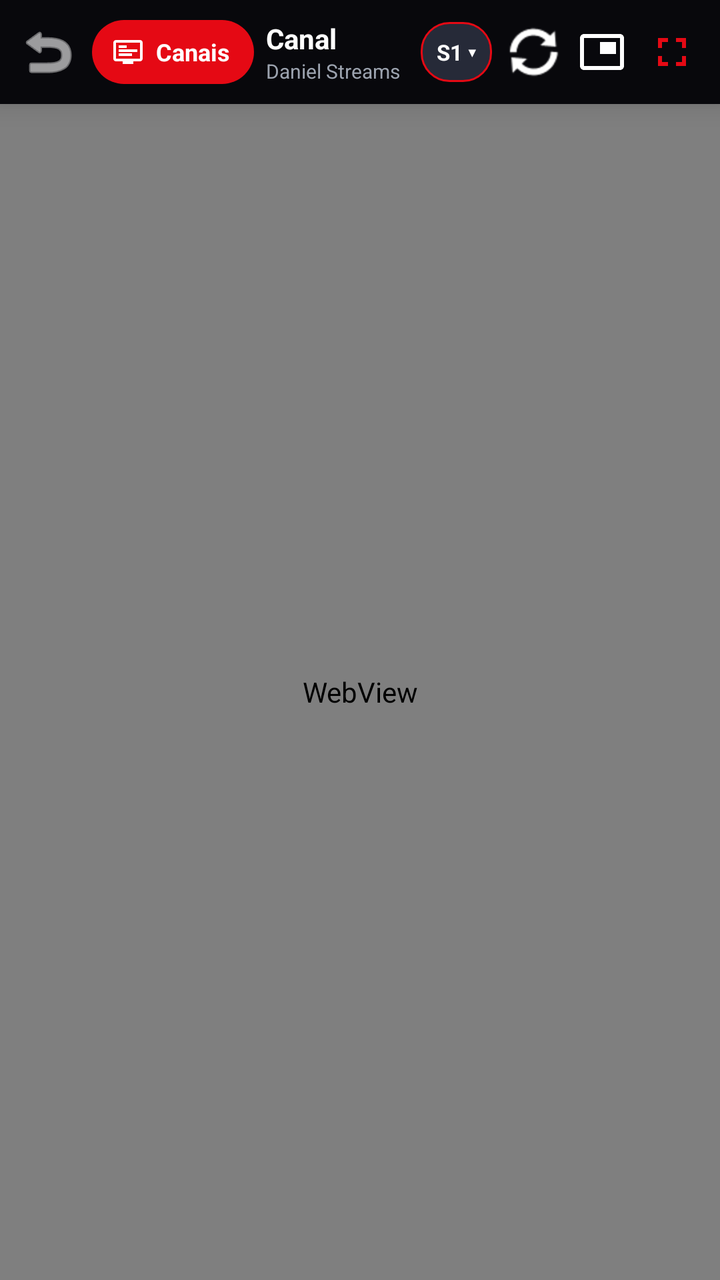
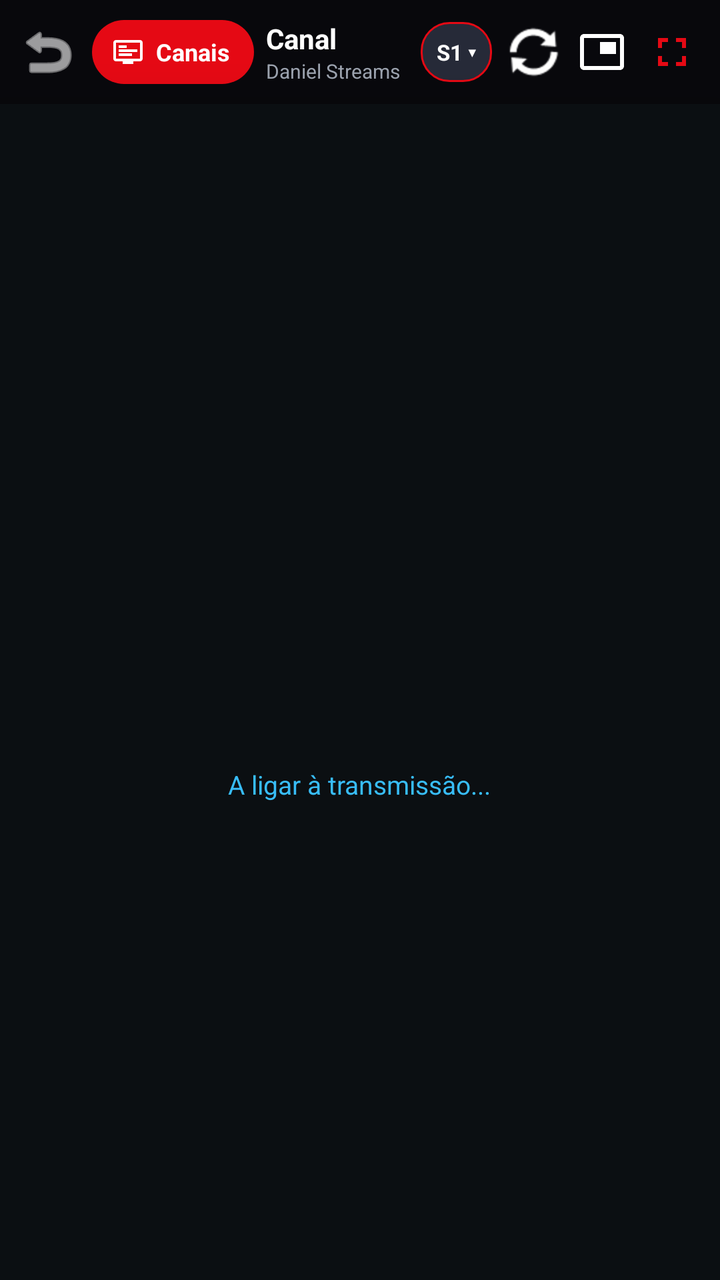

Screens rendered from an Android XML layout before and after an edit, with the pre-edit source and the edit as a unified diff.
<!-- AndroidManifest.xml: activity theme Theme.DLivePTStream.Player -->
<!-- res/layout/activity_player.xml -->
<?xml version="1.0" encoding="utf-8"?>
<androidx.drawerlayout.widget.DrawerLayout xmlns:android="http://schemas.android.com/apk/res/android"
    android:id="@+id/drawerLayout"
    android:layout_width="match_parent"
    android:layout_height="match_parent"
    android:keepScreenOn="true"
    android:background="#000000">

    
    <RelativeLayout
        android:id="@+id/playerRoot"
        android:layout_width="match_parent"
        android:layout_height="match_parent"
        android:background="#000000">

        
        <LinearLayout
            android:id="@+id/playerHeader"
            android:layout_width="match_parent"
            android:layout_height="52dp"
            android:background="#DD0A0A0E"
            android:orientation="horizontal"
            android:gravity="center_vertical"
            android:paddingStart="6dp"
            android:paddingEnd="6dp"
            android:elevation="8dp">

            <ImageButton
                android:id="@+id/btnBack"
                android:layout_width="36dp"
                android:layout_height="36dp"
                android:background="?android:attr/selectableItemBackgroundBorderless"
                android:src="@android:drawable/ic_menu_revert"
                android:tint="#FFFFFF"
                android:contentDescription="Voltar" />

            
            <LinearLayout
                android:id="@+id/btnOpenChannels"
                android:layout_width="wrap_content"
                android:layout_height="32dp"
                android:layout_marginStart="4dp"
                android:background="@drawable/bg_channels_pill"
                android:orientation="horizontal"
                android:gravity="center"
                android:paddingStart="10dp"
                android:paddingEnd="12dp"
                android:clickable="true"
                android:focusable="true">

                <ImageView
                    android:layout_width="16dp"
                    android:layout_height="16dp"
                    android:src="@drawable/ic_tv_list"
                    android:tint="#FFFFFF"
                    android:contentDescription="Canais" />

                <TextView
                    android:layout_width="wrap_content"
                    android:layout_height="wrap_content"
                    android:layout_marginStart="6dp"
                    android:text="Canais"
                    android:textColor="#FFFFFF"
                    android:textSize="12sp"
                    android:textStyle="bold" />
            </LinearLayout>

            <LinearLayout
                android:layout_width="0dp"
                android:layout_height="wrap_content"
                android:layout_weight="1"
                android:orientation="vertical"
                android:layout_marginStart="6dp"
                android:layout_marginEnd="6dp">

                <TextView
                    android:id="@+id/tvChannelTitle"
                    android:layout_width="wrap_content"
                    android:layout_height="wrap_content"
                    android:text="Canal"
                    android:textColor="#FFFFFF"
                    android:textSize="14sp"
                    android:textStyle="bold"
                    android:maxLines="1"
                    android:ellipsize="end" />

                <TextView
                    android:id="@+id/tvChannelSubtitle"
                    android:layout_width="wrap_content"
                    android:layout_height="wrap_content"
                    android:text="Daniel Streams"
                    android:textColor="#9CA3AF"
                    android:textSize="10sp"
                    android:maxLines="1" />
            </LinearLayout>

            
            <LinearLayout
                android:id="@+id/btnServerSelect"
                android:layout_width="wrap_content"
                android:layout_height="30dp"
                android:background="@drawable/bg_server_badge"
                android:gravity="center"
                android:paddingStart="8dp"
                android:paddingEnd="8dp"
                android:clickable="true"
                android:focusable="true"
                android:layout_marginEnd="4dp">

                <TextView
                    android:id="@+id/tvServerBadge"
                    android:layout_width="wrap_content"
                    android:layout_height="wrap_content"
                    android:text="S1 ▾"
                    android:textColor="#FFFFFF"
                    android:textSize="11sp"
                    android:textStyle="bold" />
            </LinearLayout>

            <ImageButton
                android:id="@+id/btnRefresh"
                android:layout_width="34dp"
                android:layout_height="34dp"
                android:background="?android:attr/selectableItemBackgroundBorderless"
                android:src="@android:drawable/ic_popup_sync"
                android:tint="#FFFFFF"
                android:contentDescription="Recarregar" />

            <ImageButton
                android:id="@+id/btnPip"
                android:layout_width="34dp"
                android:layout_height="34dp"
                android:background="?android:attr/selectableItemBackgroundBorderless"
                android:src="@drawable/ic_pip"
                android:tint="#FFFFFF"
                android:contentDescription="PiP" />

            <ImageButton
                android:id="@+id/btnFullscreen"
                android:layout_width="36dp"
                android:layout_height="36dp"
                android:background="?android:attr/selectableItemBackgroundBorderless"
                android:src="@drawable/ic_fullscreen"
                android:tint="#E50914"
                android:contentDescription="Ecrã Completo" />
        </LinearLayout>

        
        <WebView
            android:id="@+id/webView"
            android:layout_width="match_parent"
            android:layout_height="match_parent"
            android:layout_below="@id/playerHeader"
            android:background="#000000" />

        
        <LinearLayout
            android:id="@+id/landscapeOverlay"
            android:layout_width="match_parent"
            android:layout_height="48dp"
            android:layout_alignParentTop="true"
            android:background="#CC0A0A0E"
            android:gravity="center_vertical"
            android:paddingStart="12dp"
            android:paddingEnd="12dp"
            android:visibility="gone"
            android:elevation="12dp">

            <ImageButton
                android:id="@+id/btnLandscapeBack"
                android:layout_width="38dp"
                android:layout_height="38dp"
                android:background="?android:attr/selectableItemBackgroundBorderless"
                android:src="@android:drawable/ic_menu_revert"
                android:tint="#FFFFFF"
                android:contentDescription="Voltar" />

            
            <LinearLayout
                android:id="@+id/btnLandscapeChannels"
                android:layout_width="wrap_content"
                android:layout_height="32dp"
                android:layout_marginStart="6dp"
                android:background="@drawable/bg_channels_pill"
                android:orientation="horizontal"
                android:gravity="center"
                android:paddingStart="10dp"
                android:paddingEnd="12dp"
                android:clickable="true"
                android:focusable="true">

                <ImageView
                    android:layout_width="16dp"
                    android:layout_height="16dp"
                    android:src="@drawable/ic_tv_list"
                    android:tint="#FFFFFF"
                    android:contentDescription="Canais" />

                <TextView
                    android:layout_width="wrap_content"
                    android:layout_height="wrap_content"
                    android:layout_marginStart="6dp"
                    android:text="Canais"
                    android:textColor="#FFFFFF"
                    android:textSize="12sp"
                    android:textStyle="bold" />
            </LinearLayout>

            <TextView
                android:id="@+id/tvLandscapeTitle"
                android:layout_width="0dp"
                android:layout_height="wrap_content"
                android:layout_weight="1"
                android:layout_marginStart="10dp"
                android:text="Canal"
                android:textColor="#FFFFFF"
                android:textSize="15sp"
                android:textStyle="bold"
                android:maxLines="1"
                android:ellipsize="end" />

            
            <LinearLayout
                android:id="@+id/btnLandscapeServer"
                android:layout_width="wrap_content"
                android:layout_height="30dp"
                android:background="@drawable/bg_server_badge"
                android:gravity="center"
                android:paddingStart="8dp"
                android:paddingEnd="8dp"
                android:clickable="true"
                android:focusable="true"
                android:layout_marginEnd="6dp">

                <TextView
                    android:id="@+id/tvLandscapeServerBadge"
                    android:layout_width="wrap_content"
                    android:layout_height="wrap_content"
                    android:text="S1 ▾"
                    android:textColor="#FFFFFF"
                    android:textSize="11sp"
                    android:textStyle="bold" />
            </LinearLayout>

            <ImageButton
                android:id="@+id/btnLandscapePip"
                android:layout_width="38dp"
                android:layout_height="38dp"
                android:background="?android:attr/selectableItemBackgroundBorderless"
                android:src="@drawable/ic_pip"
                android:tint="#FFFFFF"
                android:contentDescription="PiP" />

            <ImageButton
                android:id="@+id/btnLandscapeExitFullscreen"
                android:layout_width="38dp"
                android:layout_height="38dp"
                android:background="?android:attr/selectableItemBackgroundBorderless"
                android:src="@drawable/ic_fullscreen_exit"
                android:tint="#FFFFFF"
                android:contentDescription="Sair de Fullscreen" />
        </LinearLayout>

        
        <LinearLayout
            android:id="@+id/osdBanner"
            android:layout_width="wrap_content"
            android:layout_height="wrap_content"
            android:layout_alignParentBottom="true"
            android:layout_centerHorizontal="true"
            android:layout_marginBottom="36dp"
            android:background="#D911131A"
            android:orientation="horizontal"
            android:gravity="center_vertical"
            android:paddingStart="16dp"
            android:paddingEnd="18dp"
            android:paddingTop="10dp"
            android:paddingBottom="10dp"
            android:visibility="gone"
            android:elevation="14dp">

            <TextView
                android:id="@+id/tvOsdId"
                android:layout_width="wrap_content"
                android:layout_height="wrap_content"
                android:text="49"
                android:textColor="#FFFFFF"
                android:textSize="14sp"
                android:textStyle="bold"
                android:background="#E50914"
                android:paddingStart="8dp"
                android:paddingEnd="8dp"
                android:paddingTop="2dp"
                android:paddingBottom="2dp" />

            <TextView
                android:id="@+id/tvOsdName"
                android:layout_width="wrap_content"
                android:layout_height="wrap_content"
                android:layout_marginStart="12dp"
                android:text="Sport TV 1 Portugal"
                android:textColor="#FFFFFF"
                android:textSize="15sp"
                android:textStyle="bold" />

            <TextView
                android:id="@+id/tvOsdTag"
                android:layout_width="wrap_content"
                android:layout_height="wrap_content"
                android:layout_marginStart="10dp"
                android:text="PT 🇵🇹"
                android:textColor="#10B981"
                android:textSize="12sp"
                android:textStyle="bold" />
        </LinearLayout>

        
        <FrameLayout
            android:id="@+id/customViewContainer"
            android:layout_width="match_parent"
            android:layout_height="match_parent"
            android:background="#000000"
            android:visibility="gone"
            android:elevation="15dp" />

        
        <ProgressBar
            android:id="@+id/progressBar"
            android:layout_width="wrap_content"
            android:layout_height="wrap_content"
            android:layout_centerInParent="true"
            android:visibility="visible"
            android:indeterminateTint="#E50914" />

        
        <LinearLayout
            android:id="@+id/gestureHud"
            android:layout_width="160dp"
            android:layout_height="wrap_content"
            android:layout_centerInParent="true"
            android:background="@drawable/bg_gesture_hud"
            android:orientation="vertical"
            android:gravity="center"
            android:paddingStart="20dp"
            android:paddingEnd="20dp"
            android:paddingTop="16dp"
            android:paddingBottom="16dp"
            android:visibility="gone"
            android:elevation="20dp">

            <ImageView
                android:id="@+id/ivGestureIcon"
                android:layout_width="38dp"
                android:layout_height="38dp"
                android:src="@drawable/ic_gesture_volume"
                android:tint="#FFFFFF"
                android:contentDescription="Indicador" />

            <TextView
                android:id="@+id/tvGestureText"
                android:layout_width="wrap_content"
                android:layout_height="wrap_content"
                android:layout_marginTop="8dp"
                android:textColor="#FFFFFF"
                android:textSize="15sp"
                android:textStyle="bold"
                android:text="Volume: 80%" />

            <ProgressBar
                android:id="@+id/pbGestureProgress"
                style="?android:attr/progressBarStyleHorizontal"
                android:layout_width="match_parent"
                android:layout_height="6dp"
                android:layout_marginTop="10dp"
                android:max="100"
                android:progress="80"
                android:progressTint="#E50914"
                android:progressBackgroundTint="#33FFFFFF" />
        </LinearLayout>

    </RelativeLayout>

    
    <LinearLayout
        android:id="@+id/channelDrawer"
        android:layout_width="320dp"
        android:layout_height="match_parent"
        android:layout_gravity="start"
        android:background="#F20D0F16"
        android:orientation="vertical"
        android:clickable="true"
        android:focusable="true"
        android:focusableInTouchMode="true"
        android:descendantFocusability="afterDescendants"
        android:elevation="16dp">

        
        <LinearLayout
            android:layout_width="match_parent"
            android:layout_height="52dp"
            android:gravity="center_vertical"
            android:paddingStart="16dp"
            android:paddingEnd="12dp"
            android:background="#20FFFFFF">

            <TextView
                android:layout_width="0dp"
                android:layout_height="wrap_content"
                android:layout_weight="1"
                android:text="📺 Guia de Canais"
                android:textColor="#FFFFFF"
                android:textSize="16sp"
                android:textStyle="bold" />

            <ImageButton
                android:id="@+id/btnDrawerSettings"
                android:layout_width="36dp"
                android:layout_height="36dp"
                android:background="?android:attr/selectableItemBackgroundBorderless"
                android:src="@drawable/ic_settings"
                android:tint="#9CA3AF"
                android:contentDescription="Definições" />

            <ImageButton
                android:id="@+id/btnCloseDrawer"
                android:layout_width="36dp"
                android:layout_height="36dp"
                android:layout_marginStart="4dp"
                android:background="?android:attr/selectableItemBackgroundBorderless"
                android:src="@android:drawable/ic_menu_close_clear_cancel"
                android:tint="#9CA3AF"
                android:contentDescription="Fechar" />
        </LinearLayout>

        
        <LinearLayout
            android:layout_width="match_parent"
            android:layout_height="wrap_content"
            android:orientation="horizontal"
            android:padding="8dp"
            android:background="#10FFFFFF">

            <Button
                android:id="@+id/btnTabPt"
                android:layout_width="0dp"
                android:layout_height="36dp"
                android:layout_weight="1"
                android:text="🇵🇹 PT"
                android:textSize="11sp"
                android:textColor="#FFFFFF"
                android:backgroundTint="#E50914"
                android:insetTop="0dp"
                android:insetBottom="0dp"
                android:padding="0dp" />

            <Button
                android:id="@+id/btnTabTimst"
                android:layout_width="0dp"
                android:layout_height="36dp"
                android:layout_weight="1"
                android:layout_marginStart="4dp"
                android:text="⚡ Timst"
                android:textSize="11sp"
                android:textColor="#9CA3AF"
                android:backgroundTint="#202330"
                android:insetTop="0dp"
                android:insetBottom="0dp"
                android:padding="0dp" />

            <Button
                android:id="@+id/btnTabFav"
                android:layout_width="0dp"
                android:layout_height="36dp"
                android:layout_weight="1"
                android:layout_marginStart="4dp"
                android:text="⭐ Fav"
                android:textSize="11sp"
                android:textColor="#9CA3AF"
                android:backgroundTint="#202330"
                android:insetTop="0dp"
                android:insetBottom="0dp"
                android:padding="0dp" />

            <Button
                android:id="@+id/btnTabAll"
                android:layout_width="0dp"
                android:layout_height="36dp"
                android:layout_weight="1"
                android:layout_marginStart="4dp"
                android:text="🌐 Todos"
                android:textSize="11sp"
                android:textColor="#9CA3AF"
                android:backgroundTint="#202330"
                android:insetTop="0dp"
                android:insetBottom="0dp"
                android:padding="0dp" />
        </LinearLayout>

        
        <EditText
            android:id="@+id/etDrawerSearch"
            android:layout_width="match_parent"
            android:layout_height="40dp"
            android:layout_margin="8dp"
            android:background="#202432"
            android:hint="Pesquisar canal..."
            android:textColorHint="#9CA3AF"
            android:textColor="#FFFFFF"
            android:textSize="13sp"
            android:paddingStart="12dp"
            android:paddingEnd="12dp"
            android:singleLine="true"
            android:imeOptions="actionDone|flagNoExtractUi"
            android:inputType="text|textNoSuggestions" />

        
        <androidx.recyclerview.widget.RecyclerView
            android:id="@+id/rvDrawerChannels"
            android:layout_width="match_parent"
            android:layout_height="0dp"
            android:layout_weight="1"
            android:scrollbars="vertical" />

        
        <TextView
            android:id="@+id/tvDrawerEmpty"
            android:layout_width="match_parent"
            android:layout_height="wrap_content"
            android:gravity="center"
            android:padding="24dp"
            android:text="Nenhum canal encontrado"
            android:textColor="#9CA3AF"
            android:textSize="13sp"
            android:visibility="gone" />

    </LinearLayout>

</androidx.drawerlayout.widget.DrawerLayout>
<!-- resources referenced by this layout -->
<resources>
  <!-- drawable bg_channels_pill (drawable) -->
  <?xml version="1.0" encoding="utf-8"?>
  <ripple xmlns:android="http://schemas.android.com/apk/res/android"
      android:color="#40FFFFFF">
      <item>
          <shape android:shape="rectangle">
              <solid android:color="#E50914" />
              <corners android:radius="16dp" />
          </shape>
      </item>
  </ripple>
  <!-- drawable bg_gesture_hud (drawable) -->
  <?xml version="1.0" encoding="utf-8"?>
  <shape xmlns:android="http://schemas.android.com/apk/res/android"
      android:shape="rectangle">
      <solid android:color="#E60E111A" />
      <corners android:radius="16dp" />
      <stroke android:width="1dp" android:color="#33FFFFFF" />
  </shape>
  <!-- drawable bg_server_badge (drawable) -->
  <?xml version="1.0" encoding="utf-8"?>
  <shape xmlns:android="http://schemas.android.com/apk/res/android"
      android:shape="rectangle">
      <solid android:color="#262A38" />
      <corners android:radius="14dp" />
      <stroke
          android:width="1dp"
          android:color="#E50914" />
  </shape>
  <!-- drawable ic_fullscreen (drawable) -->
  <vector xmlns:android="http://schemas.android.com/apk/res/android"
      android:width="24dp"
      android:height="24dp"
      android:viewportWidth="24"
      android:viewportHeight="24">
      <path
          android:fillColor="#FFFFFFFF"
          android:pathData="M7,14H5v5h5v-2H7V14z M5,10h2V7h3V5H5V10z M17,17h-3v2h5v-5h-2V17z M14,5v2h3v3h2V5H14z"/>
  </vector>
  <!-- drawable ic_fullscreen_exit (drawable) -->
  <vector xmlns:android="http://schemas.android.com/apk/res/android"
      android:width="24dp"
      android:height="24dp"
      android:viewportWidth="24"
      android:viewportHeight="24">
      <path
          android:fillColor="#FFFFFFFF"
          android:pathData="M5,16h3v3h2v-5H5V16z M8,8H5v2h5V5H8V8z M14,19h2v-3h3v-2h-5V19z M16,8V5h-2v5h5V8H16z"/>
  </vector>
  <!-- drawable ic_gesture_volume (drawable) -->
  <vector xmlns:android="http://schemas.android.com/apk/res/android"
      android:width="36dp"
      android:height="36dp"
      android:viewportWidth="24"
      android:viewportHeight="24">
    <path
        android:fillColor="#FFFFFFFF"
        android:pathData="M3,9v6h4l5,5V4L7,9H3zm13.5,3c0,-1.77 -1.02,-3.29 -2.5,-4.03v8.05c1.48,-0.73 2.5,-2.25 2.5,-4.02zM14,3.23v2.06c2.89,0.86 5,3.54 5,6.71s-2.11,5.85 -5,6.71v2.06c4.01,-0.91 7,-4.49 7,-8.77s-2.99,-7.86 -7,-8.77z"/>
  </vector>
  <!-- drawable ic_pip (drawable) -->
  <vector xmlns:android="http://schemas.android.com/apk/res/android"
      android:width="24dp"
      android:height="24dp"
      android:viewportWidth="24"
      android:viewportHeight="24">
      <path
          android:fillColor="#FFFFFFFF"
          android:pathData="M19,7h-8v6h8V7z M21,3H3C1.9,3 1,3.9 1,5v14c0,1.1 0.9,2 2,2h18c1.1,0 2,-0.9 2,-2V5C23,3.9 22.1,3 21,3z M21,19H3V5h18V19z" />
  </vector>
  <!-- drawable ic_tv_list (drawable) -->
  <vector xmlns:android="http://schemas.android.com/apk/res/android"
      android:width="24dp"
      android:height="24dp"
      android:viewportWidth="24"
      android:viewportHeight="24">
      <path
          android:fillColor="#FFFFFFFF"
          android:pathData="M21,3H3C1.9,3 1,3.9 1,5v12c0,1.1 0.9,2 2,2h5v2h8v-2h5c1.1,0 1.99,-0.9 1.99,-2L23,5C23,3.9 22.1,3 21,3z M21,17H3V5h18V17z M5,7h6v2H5V7z M5,10h14v2H5V10z M5,13h10v2H5V13z"/>
  </vector>
  <style name="Theme.DLivePTStream.Player" parent="android:Theme.Material.NoActionBar">
          <item name="android:statusBarColor">#000000</item>
          <item name="android:navigationBarColor">#000000</item>
          <item name="android:windowBackground">#000000</item>
      </style>
  <!-- unchanged entries left out for length: 1 -->
</resources>

<!-- the commit's change to res/layout/activity_player.xml (unified diff, before → after) -->
@@ -324,13 +324,57 @@
             android:elevation="15dp" />
 
         
-        <ProgressBar
-            android:id="@+id/progressBar"
-            android:layout_width="wrap_content"
-            android:layout_height="wrap_content"
-            android:layout_centerInParent="true"
-            android:visibility="visible"
-            android:indeterminateTint="#E50914" />
+        <FrameLayout
+            android:id="@+id/connectingOverlay"
+            android:layout_width="match_parent"
+            android:layout_height="match_parent"
+            android:layout_below="@id/playerHeader"
+            android:background="#0B0F12"
+            android:elevation="14dp"
+            android:clickable="true"
+            android:focusable="false"
+            android:visibility="visible">
+
+            <LinearLayout
+                android:layout_width="wrap_content"
+                android:layout_height="wrap_content"
+                android:layout_gravity="center"
+                android:orientation="vertical"
+                android:gravity="center">
+
+                <ImageView
+                    android:id="@+id/ivConnectingLogo"
+                    android:layout_width="140dp"
+                    android:layout_height="90dp"
+                    android:scaleType="fitCenter"
+                    android:contentDescription="Logo" />
+
+                <TextView
+                    android:id="@+id/tvConnectingChannel"
+                    android:layout_width="wrap_content"
+                    android:layout_height="wrap_content"
+                    android:layout_marginTop="16dp"
+                    android:textColor="#FFFFFF"
+                    android:textSize="18sp"
+                    android:textStyle="bold" />
+
+                <TextView
+                    android:id="@+id/tvConnectingStatus"
+                    android:layout_width="wrap_content"
+                    android:layout_height="wrap_content"
+                    android:layout_marginTop="6dp"
+                    android:text="A ligar à transmissão..."
+                    android:textColor="#38BDF8"
+                    android:textSize="13sp" />
+
+                <ProgressBar
+                    android:id="@+id/progressBar"
+                    android:layout_width="28dp"
+                    android:layout_height="28dp"
+                    android:layout_marginTop="16dp"
+                    android:indeterminateTint="#38BDF8" />
+            </LinearLayout>
+        </FrameLayout>
 
         
         <LinearLayout
@@ -433,68 +477,91 @@
         </LinearLayout>
 
         
-        <LinearLayout
+        <HorizontalScrollView
             android:layout_width="match_parent"
             android:layout_height="wrap_content"
-            android:orientation="horizontal"
-            android:padding="8dp"
+            android:scrollbars="none"
+            android:paddingStart="6dp"
+            android:paddingEnd="6dp"
+            android:paddingTop="6dp"
+            android:paddingBottom="6dp"
             android:background="#10FFFFFF">
 
-            <Button
-                android:id="@+id/btnTabPt"
-                android:layout_width="0dp"
-                android:layout_height="36dp"
-                android:layout_weight="1"
-                android:text="🇵🇹 PT"
-                android:textSize="11sp"
-                android:textColor="#FFFFFF"
-                android:backgroundTint="#E50914"
-                android:insetTop="0dp"
-                android:insetBottom="0dp"
-                android:padding="0dp" />
-
-            <Button
-                android:id="@+id/btnTabTimst"
-                android:layout_width="0dp"
-                android:layout_height="36dp"
-                android:layout_weight="1"
-                android:layout_marginStart="4dp"
-                android:text="⚡ Timst"
-                android:textSize="11sp"
-                android:textColor="#9CA3AF"
-                android:backgroundTint="#202330"
-                android:insetTop="0dp"
-                android:insetBottom="0dp"
-                android:padding="0dp" />
-
-            <Button
-                android:id="@+id/btnTabFav"
-                android:layout_width="0dp"
-                android:layout_height="36dp"
-                android:layout_weight="1"
-                android:layout_marginStart="4dp"
-                android:text="⭐ Fav"
-                android:textSize="11sp"
-                android:textColor="#9CA3AF"
-                android:backgroundTint="#202330"
-                android:insetTop="0dp"
-                android:insetBottom="0dp"
-                android:padding="0dp" />
-
-            <Button
-                android:id="@+id/btnTabAll"
-                android:layout_width="0dp"
-                android:layout_height="36dp"
-                android:layout_weight="1"
-                android:layout_marginStart="4dp"
-                android:text="🌐 Todos"
-                android:textSize="11sp"
-                android:textColor="#9CA3AF"
-                android:backgroundTint="#202330"
-                android:insetTop="0dp"
-                android:insetBottom="0dp"
-                android:padding="0dp" />
-        </LinearLayout>
+            <LinearLayout
+                android:layout_width="wrap_content"
+                android:layout_height="wrap_content"
+                android:orientation="horizontal">
+
+                <Button
+                    android:id="@+id/btnTabPt"
+                    android:layout_width="wrap_content"
+                    android:layout_height="34dp"
+                    android:text="🇵🇹 Todos"
+                    android:textSize="11sp"
+                    android:textColor="#FFFFFF"
+                    android:backgroundTint="#E50914"
+                    android:insetTop="0dp"
+                    android:insetBottom="0dp"
+                    android:paddingStart="10dp"
+                    android:paddingEnd="10dp" />
+
+                <Button
+                    android:id="@+id/btnTabSports"
+                    android:layout_width="wrap_content"
+                    android:layout_height="34dp"
+                    android:layout_marginStart="4dp"
+                    android:text="⚽ Desporto"
+                    android:textSize="11sp"
+                    android:textColor="#9CA3AF"
+                    android:backgroundTint="#202330"
+                    android:insetTop="0dp"
+                    android:insetBottom="0dp"
+                    android:paddingStart="10dp"
+                    android:paddingEnd="10dp" />
+
+                <Button
+                    android:id="@+id/btnTabMovies"
+                    android:layout_width="wrap_content"
+                    android:layout_height="34dp"
+                    android:layout_marginStart="4dp"
+                    android:text="🎬 Filmes"
+                    android:textSize="11sp"
+                    android:textColor="#9CA3AF"
+                    android:backgroundTint="#202330"
+                    android:insetTop="0dp"
+                    android:insetBottom="0dp"
+                    android:paddingStart="10dp"
+                    android:paddingEnd="10dp" />
+
+                <Button
+                    android:id="@+id/btnTabFav"
+                    android:layout_width="wrap_content"
+                    android:layout_height="34dp"
+                    android:layout_marginStart="4dp"
+                    android:text="⭐ Favoritos"
+                    android:textSize="11sp"
+                    android:textColor="#9CA3AF"
+                    android:backgroundTint="#202330"
+                    android:insetTop="0dp"
+                    android:insetBottom="0dp"
+                    android:paddingStart="10dp"
+                    android:paddingEnd="10dp" />
+
+                <Button
+                    android:id="@+id/btnTabAll"
+                    android:layout_width="wrap_content"
+                    android:layout_height="34dp"
+                    android:layout_marginStart="4dp"
+                    android:text="🌐 Mundo"
+                    android:textSize="11sp"
+                    android:textColor="#9CA3AF"
+                    android:backgroundTint="#202330"
+                    android:insetTop="0dp"
+                    android:insetBottom="0dp"
+                    android:paddingStart="10dp"
+                    android:paddingEnd="10dp" />
+            </LinearLayout>
+        </HorizontalScrollView>
 
         
         <EditText
